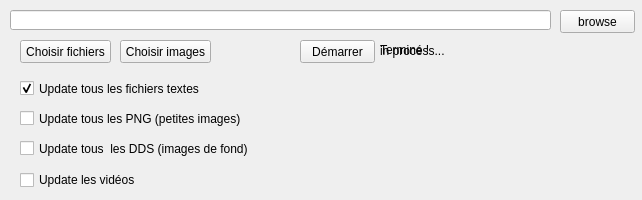
Qt form ihm.ui (Silous888/999_patchFrAuto) before a commit.
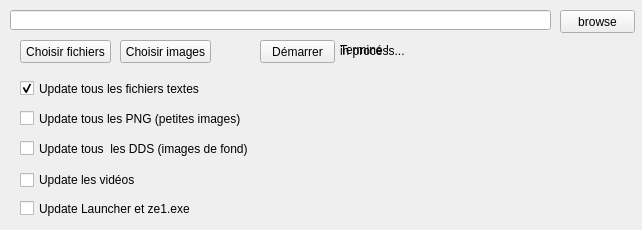
The same form after that commit. Icons and pictures are not drawn. Custom widgets are drawn as their Qt base class.

```diff
--- a/ihm.ui
+++ b/ihm.ui
@@ -7,19 +7,19 @@
     <x>0</x>
     <y>0</y>
     <width>642</width>
-    <height>200</height>
+    <height>230</height>
    </rect>
   </property>
   <property name="minimumSize">
    <size>
     <width>642</width>
-    <height>200</height>
+    <height>230</height>
    </size>
   </property>
   <property name="maximumSize">
    <size>
     <width>642</width>
-    <height>200</height>
+    <height>230</height>
    </size>
   </property>
   <property name="windowTitle">
@@ -36,7 +36,7 @@
    <widget class="QPushButton" name="pushButton_process">
     <property name="geometry">
      <rect>
-      <x>300</x>
+      <x>260</x>
       <y>40</y>
       <width>75</width>
       <height>23</height>
@@ -68,9 +68,9 @@
    <widget class="QLabel" name="label_done">
     <property name="geometry">
      <rect>
-      <x>380</x>
+      <x>340</x>
       <y>40</y>
-      <width>121</width>
+      <width>291</width>
       <height>20</height>
      </rect>
     </property>
@@ -81,9 +81,9 @@
    <widget class="QLabel" name="label_process">
     <property name="geometry">
      <rect>
-      <x>380</x>
+      <x>340</x>
       <y>40</y>
-      <width>251</width>
+      <width>291</width>
       <height>21</height>
      </rect>
     </property>
@@ -185,6 +185,19 @@
      <string>Update les vidéos</string>
     </property>
    </widget>
+   <widget class="QCheckBox" name="checkBox_exe">
+    <property name="geometry">
+     <rect>
+      <x>20</x>
+      <y>200</y>
+      <width>461</width>
+      <height>17</height>
+     </rect>
+    </property>
+    <property name="text">
+     <string>Update Launcher et ze1.exe</string>
+    </property>
+   </widget>
    <zorder>pushButton_process</zorder>
    <zorder>pushButton_browse</zorder>
    <zorder>fileEdit_path</zorder>
```
Left out of the diff: 1 changed line with no effect on the pictures.
